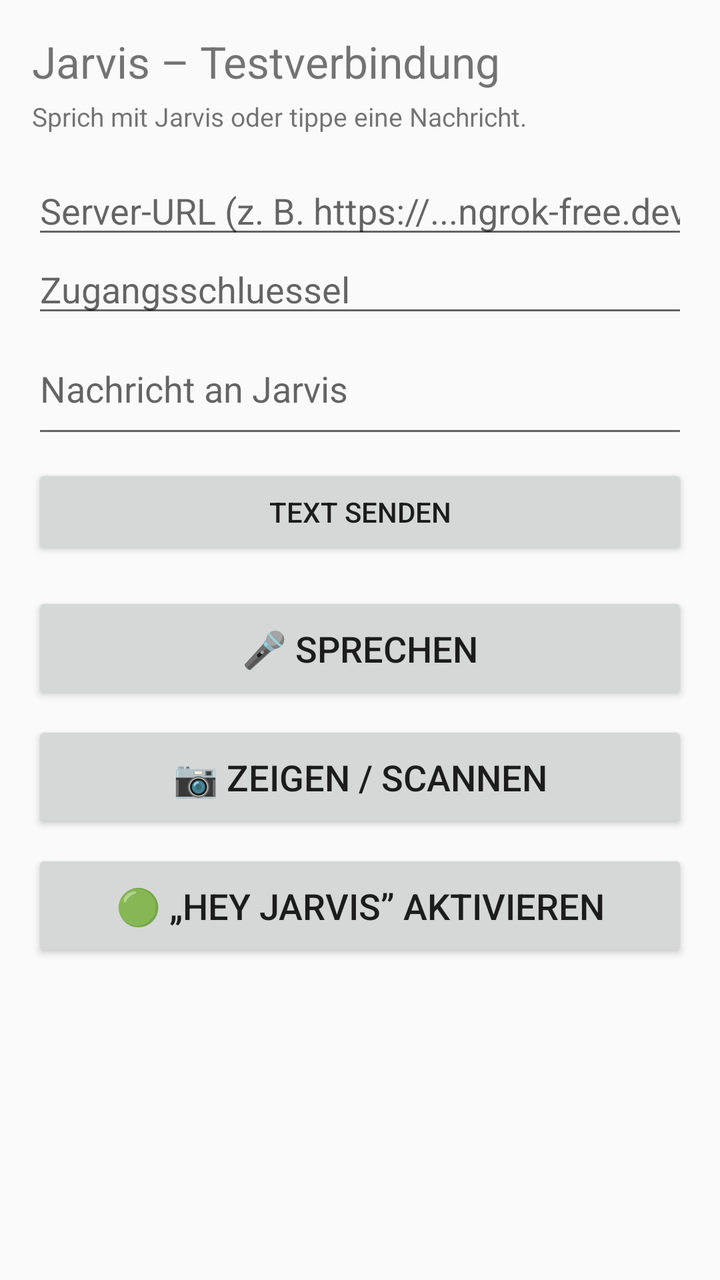
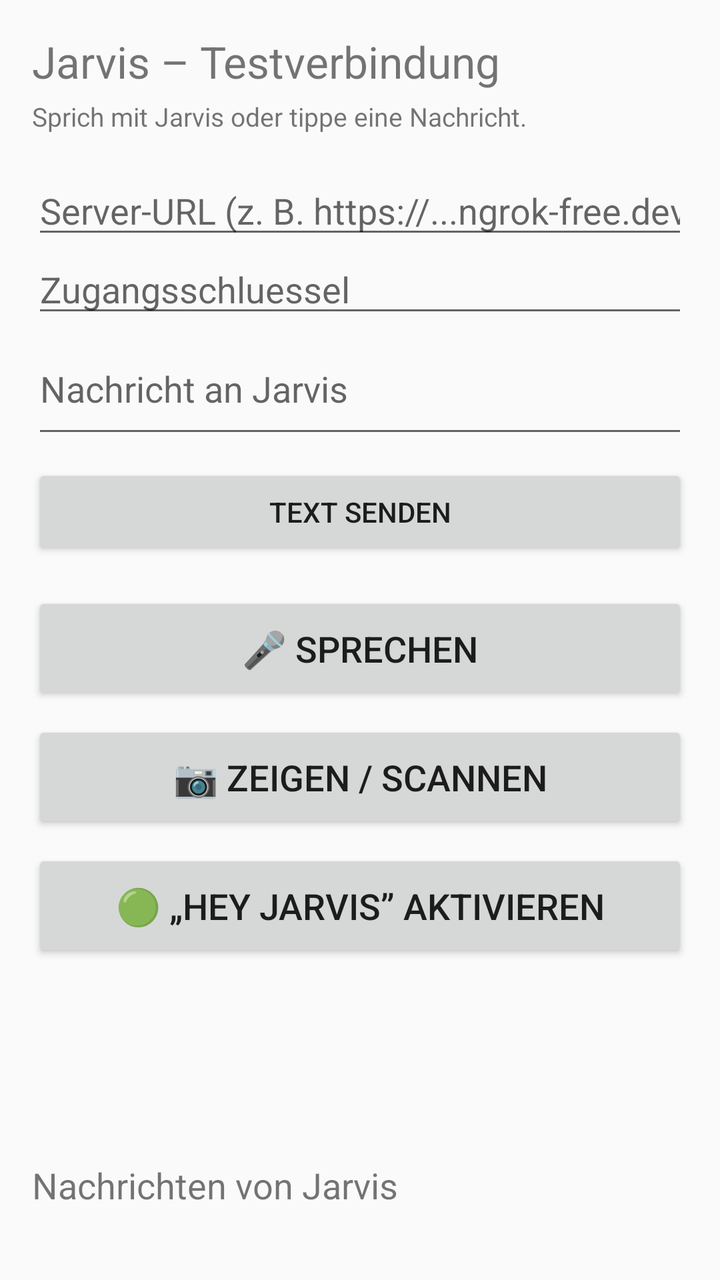

The first picture is an Android layout as it rendered before a commit; the second is the same layout after the commit. The layout source and the unified diff follow.
<!-- AndroidManifest.xml: application theme Theme.AppCompat.DayNight -->
<!-- res/layout/activity_main.xml -->
<?xml version="1.0" encoding="utf-8"?>
<ScrollView xmlns:android="http://schemas.android.com/apk/res/android"
    android:layout_width="match_parent"
    android:layout_height="match_parent"
    android:padding="16dp">

    <LinearLayout
        android:layout_width="match_parent"
        android:layout_height="wrap_content"
        android:orientation="vertical">

        <TextView
            android:layout_width="match_parent"
            android:layout_height="wrap_content"
            android:text="Jarvis – Testverbindung"
            android:textSize="22sp"
            android:paddingBottom="4dp" />

        <TextView
            android:layout_width="match_parent"
            android:layout_height="wrap_content"
            android:text="Sprich mit Jarvis oder tippe eine Nachricht."
            android:textSize="13sp"
            android:paddingBottom="16dp" />

        <EditText
            android:id="@+id/serverUrl"
            android:layout_width="match_parent"
            android:layout_height="wrap_content"
            android:hint="Server-URL (z. B. https://...ngrok-free.dev)"
            android:inputType="textUri" />

        <EditText
            android:id="@+id/accessKey"
            android:layout_width="match_parent"
            android:layout_height="wrap_content"
            android:hint="Zugangsschluessel"
            android:inputType="text"
            android:paddingTop="8dp" />

        <EditText
            android:id="@+id/messageText"
            android:layout_width="match_parent"
            android:layout_height="wrap_content"
            android:hint="Nachricht an Jarvis"
            android:inputType="textMultiLine"
            android:minLines="2"
            android:paddingTop="8dp" />

        <Button
            android:id="@+id/sendButton"
            android:layout_width="match_parent"
            android:layout_height="wrap_content"
            android:text="Text senden"
            android:layout_marginTop="8dp" />

        <Button
            android:id="@+id/talkButton"
            android:layout_width="match_parent"
            android:layout_height="wrap_content"
            android:text="🎤 Sprechen"
            android:textSize="18sp"
            android:layout_marginTop="16dp"
            android:paddingTop="16dp"
            android:paddingBottom="16dp" />

        <Button
            android:id="@+id/cameraButton"
            android:layout_width="match_parent"
            android:layout_height="wrap_content"
            android:text="📷 Zeigen / Scannen"
            android:textSize="18sp"
            android:layout_marginTop="8dp"
            android:paddingTop="16dp"
            android:paddingBottom="16dp" />

        <Button
            android:id="@+id/wakeButton"
            android:layout_width="match_parent"
            android:layout_height="wrap_content"
            android:text="🟢 „Hey Jarvis” aktivieren"
            android:textSize="18sp"
            android:layout_marginTop="8dp"
            android:paddingTop="16dp"
            android:paddingBottom="16dp" />

        <TextView
            android:id="@+id/wakeStatusView"
            android:layout_width="match_parent"
            android:layout_height="wrap_content"
            android:paddingTop="12dp"
            android:textSize="13sp"
            android:textStyle="italic"
            android:text="" />

        <TextView
            android:id="@+id/answerView"
            android:layout_width="match_parent"
            android:layout_height="wrap_content"
            android:paddingTop="20dp"
            android:textSize="16sp"
            android:textIsSelectable="true"
            android:text="" />
    </LinearLayout>
</ScrollView>
<!-- resources referenced by this layout -->
<resources>

</resources>

<!-- the commit's change to res/layout/activity_main.xml (unified diff, before → after) -->
@@ -101,5 +101,22 @@
             android:textSize="16sp"
             android:textIsSelectable="true"
             android:text="" />
+
+        
+        <TextView
+            android:id="@+id/postfachTitel"
+            android:layout_width="match_parent"
+            android:layout_height="wrap_content"
+            android:paddingTop="28dp"
+            android:paddingBottom="4dp"
+            android:textSize="18sp"
+            android:text="Nachrichten von Jarvis" />
+
+        <LinearLayout
+            android:id="@+id/postfachListe"
+            android:layout_width="match_parent"
+            android:layout_height="wrap_content"
+            android:orientation="vertical"
+            android:paddingBottom="24dp" />
     </LinearLayout>
 </ScrollView>
